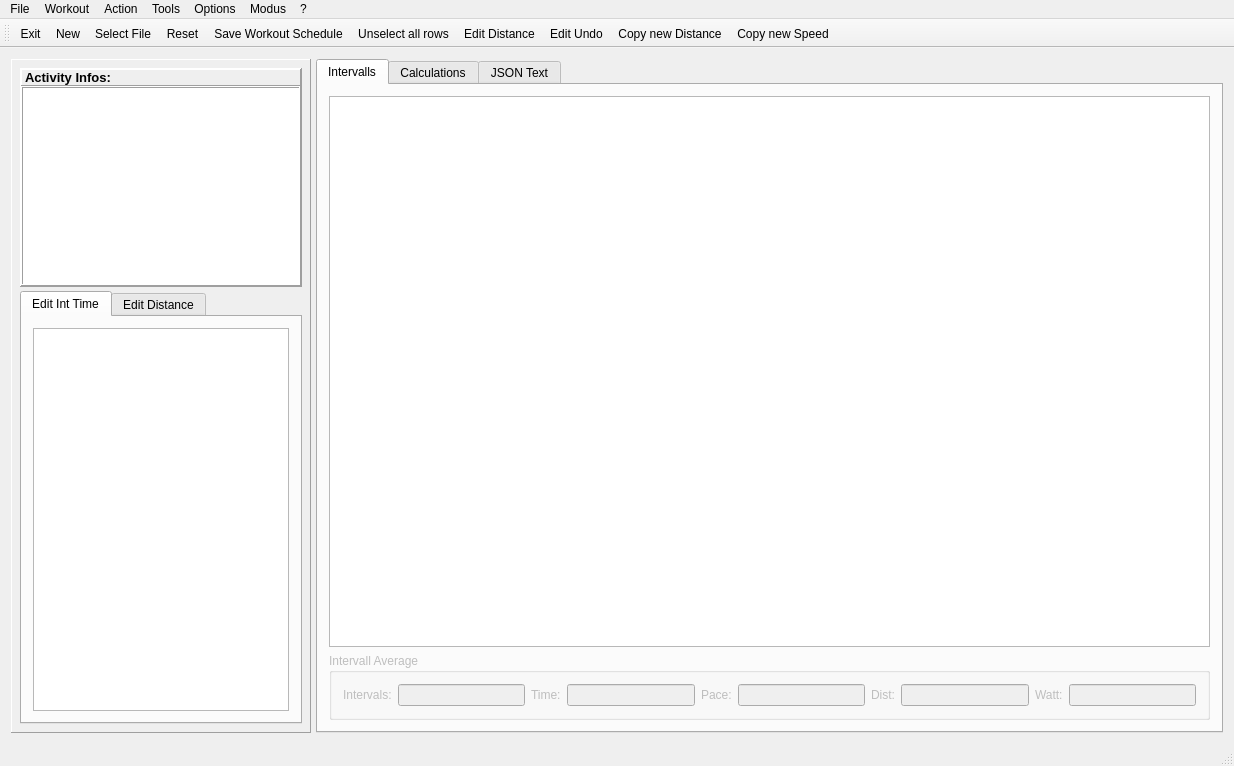
First picture: the form in mainwindow.ui, repository Tria-Andy/WorkoutEditor, before the edit.
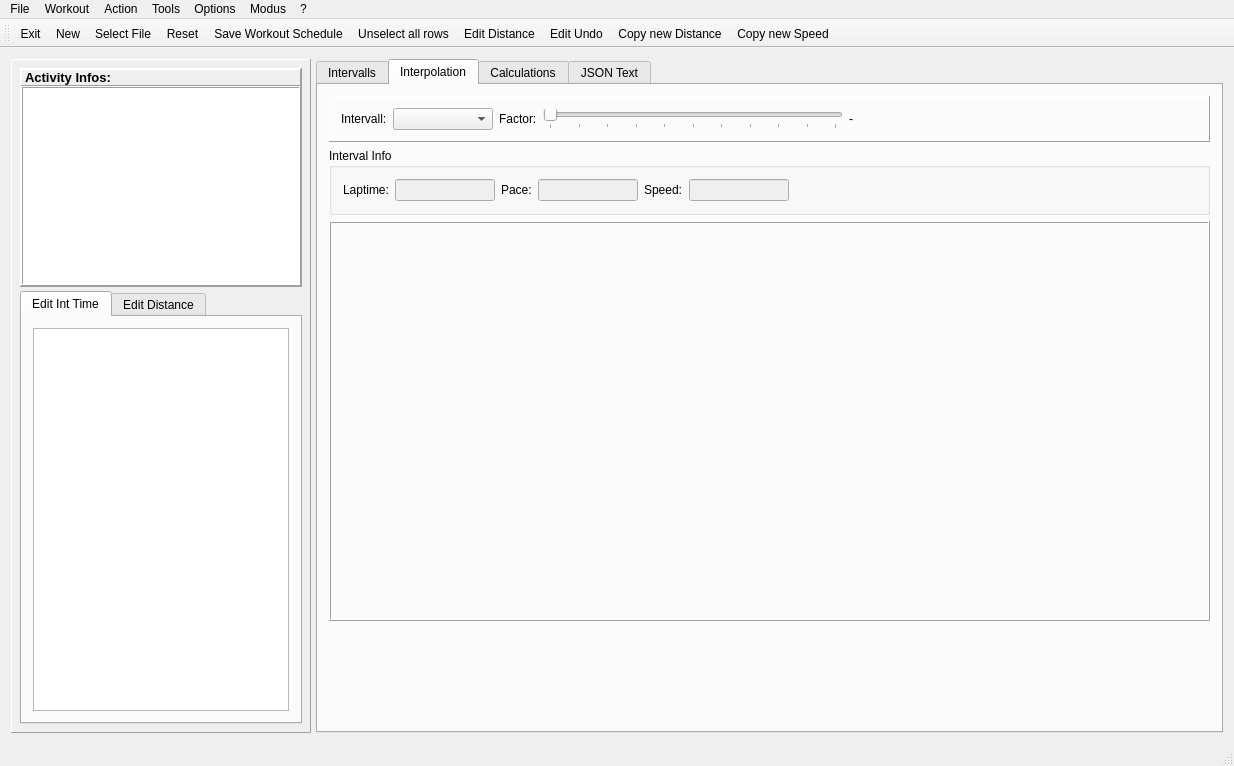
Second picture: the form after the edit. The open tabs and pages were chosen to show the change. Icons and pictures are not drawn.

Commit message: Adjust Speed after changing Laptime #9

```diff
--- a/mainwindow.ui
+++ b/mainwindow.ui
@@ -638,6 +638,246 @@
             </item>
            </layout>
           </widget>
+          <widget class="QWidget" name="tab_6">
+           <attribute name="title">
+            <string>Interpolation</string>
+           </attribute>
+           <layout class="QVBoxLayout" name="verticalLayout_9">
+            <item>
+             <widget class="QFrame" name="frame_3">
+              <property name="sizePolicy">
+               <sizepolicy hsizetype="Preferred" vsizetype="Preferred">
+                <horstretch>0</horstretch>
+                <verstretch>0</verstretch>
+               </sizepolicy>
+              </property>
+              <property name="minimumSize">
+               <size>
+                <width>0</width>
+                <height>25</height>
+               </size>
+              </property>
+              <property name="frameShape">
+               <enum>QFrame::Panel</enum>
+              </property>
+              <property name="frameShadow">
+               <enum>QFrame::Raised</enum>
+              </property>
+              <layout class="QHBoxLayout" name="horizontalLayout_11">
+               <item>
+                <widget class="QLabel" name="label_16">
+                 <property name="text">
+                  <string>Intervall:</string>
+                 </property>
+                </widget>
+               </item>
+               <item>
+                <widget class="QComboBox" name="comboBox_intervals">
+                 <property name="minimumSize">
+                  <size>
+                   <width>100</width>
+                   <height>0</height>
+                  </size>
+                 </property>
+                </widget>
+               </item>
+               <item>
+                <widget class="QLabel" name="label_17">
+                 <property name="text">
+                  <string>Factor:</string>
+                 </property>
+                </widget>
+               </item>
+               <item>
+                <widget class="QSlider" name="horizontalSlider_factor">
+                 <property name="maximum">
+                  <number>10</number>
+                 </property>
+                 <property name="pageStep">
+                  <number>1</number>
+                 </property>
+                 <property name="orientation">
+                  <enum>Qt::Horizontal</enum>
+                 </property>
+                 <property name="tickPosition">
+                  <enum>QSlider::TicksBelow</enum>
+                 </property>
+                 <property name="tickInterval">
+                  <number>1</number>
+                 </property>
+                </widget>
+               </item>
+               <item>
+                <widget class="QLabel" name="label_factorValue">
+                 <property name="minimumSize">
+                  <size>
+                   <width>50</width>
+                   <height>0</height>
+                  </size>
+                 </property>
+                 <property name="text">
+                  <string>-</string>
+                 </property>
+                </widget>
+               </item>
+               <item>
+                <spacer name="horizontalSpacer_4">
+                 <property name="orientation">
+                  <enum>Qt::Horizontal</enum>
+                 </property>
+                 <property name="sizeHint" stdset="0">
+                  <size>
+                   <width>40</width>
+                   <height>20</height>
+                  </size>
+                 </property>
+                </spacer>
+               </item>
+              </layout>
+             </widget>
+            </item>
+            <item>
+             <widget class="QGroupBox" name="groupBox">
+              <property name="title">
+               <string>Interval Info</string>
+              </property>
+              <layout class="QHBoxLayout" name="horizontalLayout_12">
+               <item>
+                <widget class="QLabel" name="label_18">
+                 <property name="text">
+                  <string>Laptime:</string>
+                 </property>
+                </widget>
+               </item>
+               <item>
+                <widget class="QLineEdit" name="lineEdit_lapTime">
+                 <property name="enabled">
+                  <bool>false</bool>
+                 </property>
+                 <property name="maximumSize">
+                  <size>
+                   <width>100</width>
+                   <height>16777215</height>
+                  </size>
+                 </property>
+                </widget>
+               </item>
+               <item>
+                <widget class="QLabel" name="label_19">
+                 <property name="text">
+                  <string>Pace:</string>
+                 </property>
+                </widget>
+               </item>
+               <item>
+                <widget class="QLineEdit" name="lineEdit_lapPace">
+                 <property name="enabled">
+                  <bool>false</bool>
+                 </property>
+                 <property name="maximumSize">
+                  <size>
+                   <width>100</width>
+                   <height>16777215</height>
+                  </size>
+                 </property>
+                </widget>
+               </item>
+               <item>
+                <widget class="QLabel" name="label_20">
+                 <property name="text">
+                  <string>Speed:</string>
+                 </property>
+                </widget>
+               </item>
+               <item>
+                <widget class="QLineEdit" name="lineEdit_lapSpeed">
+                 <property name="enabled">
+                  <bool>false</bool>
+                 </property>
+                 <property name="maximumSize">
+                  <size>
+                   <width>100</width>
+                   <height>16777215</height>
+                  </size>
+                 </property>
+                </widget>
+               </item>
+               <item>
+                <spacer name="horizontalSpacer_5">
+                 <property name="orientation">
+                  <enum>Qt::Horizontal</enum>
+                 </property>
+                 <property name="sizeHint" stdset="0">
+                  <size>
+                   <width>40</width>
+                   <height>20</height>
+                  </size>
+                 </property>
+                </spacer>
+               </item>
+              </layout>
+             </widget>
+            </item>
+            <item>
+             <widget class="QFrame" name="frame_5">
+              <property name="sizePolicy">
+               <sizepolicy hsizetype="Preferred" vsizetype="Preferred">
+                <horstretch>0</horstretch>
+                <verstretch>4</verstretch>
+               </sizepolicy>
+              </property>
+              <property name="minimumSize">
+               <size>
+                <width>0</width>
+                <height>200</height>
+               </size>
+              </property>
+              <property name="maximumSize">
+               <size>
+                <width>16777215</width>
+                <height>400</height>
+               </size>
+              </property>
+              <property name="frameShape">
+               <enum>QFrame::Box</enum>
+              </property>
+              <property name="frameShadow">
+               <enum>QFrame::Raised</enum>
+              </property>
+              <layout class="QVBoxLayout" name="verticalLayout_interpol">
+               <property name="spacing">
+                <number>0</number>
+               </property>
+               <property name="leftMargin">
+                <number>0</number>
+               </property>
+               <property name="topMargin">
+                <number>0</number>
+               </property>
+               <property name="rightMargin">
+                <number>0</number>
+               </property>
+               <property name="bottomMargin">
+                <number>0</number>
+               </property>
+              </layout>
+             </widget>
+            </item>
+            <item>
+             <spacer name="verticalSpacer">
+              <property name="orientation">
+               <enum>Qt::Vertical</enum>
+              </property>
+              <property name="sizeHint" stdset="0">
+               <size>
+                <width>20</width>
+                <height>40</height>
+               </size>
+              </property>
+             </spacer>
+            </item>
+           </layout>
+          </widget>
           <widget class="QWidget" name="tab_2">
            <attribute name="title">
             <string>Calculations</string>
```
Left out of the diff: 2 changed lines with no effect on the pictures. The commit also changes 4 other files.
